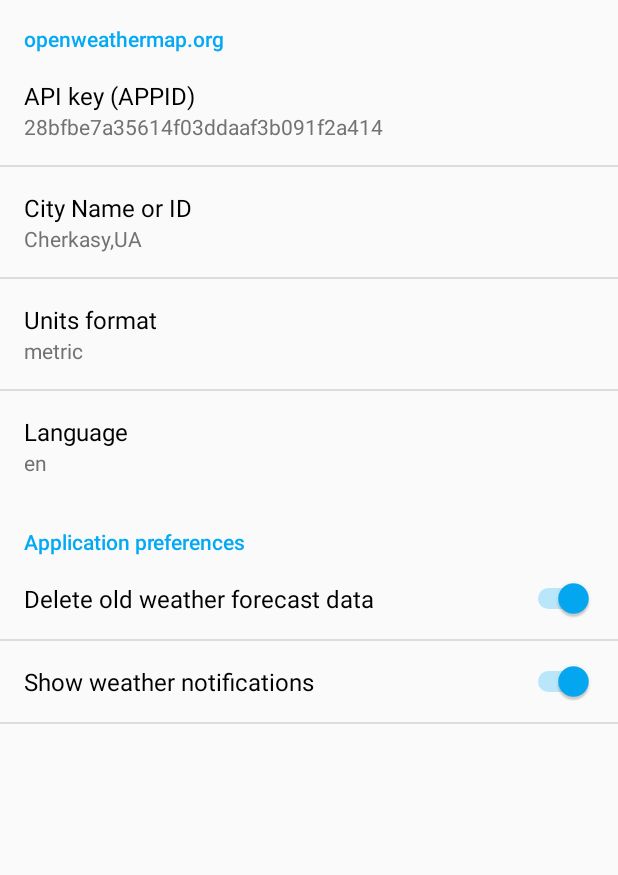
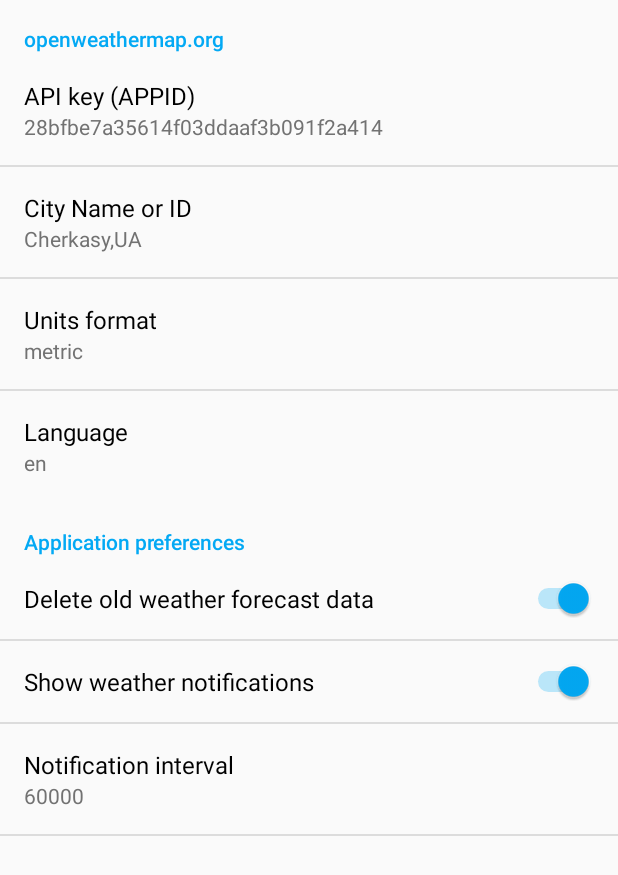
Before and after one commit to trigor74/weatherviewer, an Android app: the fragment AppPreferencesFragment shown on its own in the app's theme, on a phone screen of 412 x 824 dp. Shown: the top 875 px of the screen. Run offline under Robolectric (Android 15) with nearby library versions, the phone set to English and light mode, and no system bars.

Commit message:
Added notification interval preference

```diff
--- a/app/src/main/java/com/itrifonov/weatherviewer/activities/MainActivity.java
+++ b/app/src/main/java/com/itrifonov/weatherviewer/activities/MainActivity.java
@@ -17,7 +17,7 @@
 import com.itrifonov.weatherviewer.fragments.ForecastDetailFragment;
 import com.itrifonov.weatherviewer.fragments.ForecastListFragment;
 import com.itrifonov.weatherviewer.interfaces.IOnListItemSelectedListener;
-import com.itrifonov.weatherviewer.services.interfaces.IServiceHelperCallbackListener;
+import com.itrifonov.weatherviewer.interfaces.IServiceHelperCallbackListener;
 import com.itrifonov.weatherviewer.services.ServiceHelper;
 import com.itrifonov.weatherviewer.weatherapi.models.ForecastListItem;
 
--- a/app/src/main/java/com/itrifonov/weatherviewer/fragments/AppPreferencesFragment.java
+++ b/app/src/main/java/com/itrifonov/weatherviewer/fragments/AppPreferencesFragment.java
@@ -17,14 +17,26 @@
         addPreferencesFromResource(R.xml.preferences);
 
         SharedPreferences preferences = PreferenceManager.getDefaultSharedPreferences(getActivity().getApplicationContext());
+
         findPreference(getString(R.string.settings_appid_key))
-                .setSummary(preferences.getString(getString(R.string.settings_appid_key), getString(R.string.settings_appid_default)));
+                .setSummary(preferences.getString(getString(R.string.settings_appid_key),
+                        getString(R.string.settings_appid_default)));
+
         findPreference(getString(R.string.settings_city_key))
-                .setSummary(preferences.getString(getString(R.string.settings_city_key), getString(R.string.settings_city_default)));
+                .setSummary(preferences.getString(getString(R.string.settings_city_key),
+                        getString(R.string.settings_city_default)));
+
         findPreference(getString(R.string.settings_units_key))
-                .setSummary(preferences.getString(getString(R.string.settings_units_key), getString(R.string.settings_units_default)));
+                .setSummary(preferences.getString(getString(R.string.settings_units_key),
+                        getString(R.string.settings_units_default)));
+
         findPreference(getString(R.string.settings_language_key))
-                .setSummary(preferences.getString(getString(R.string.settings_language_key), getString(R.string.settings_language_default)));
+                .setSummary(preferences.getString(getString(R.string.settings_language_key),
+                        getString(R.string.settings_language_default)));
+
+        findPreference(getString(R.string.settings_notification_interval_key))
+                .setSummary(preferences.getString(getString(R.string.settings_notification_interval_key),
+                        getString(R.string.settings_notification_interval_default)));
     }
 
     @Override
@@ -43,11 +55,24 @@
 
     @Override
     public void onSharedPreferenceChanged(SharedPreferences sharedPreferences, String key) {
+        if (key.equals(getString(R.string.settings_appid_key))) {
+            findPreference(key).setSummary(sharedPreferences.getString(key, getString(R.string.settings_appid_default)));
+        }
+        if (key.equals(getString(R.string.settings_city_key))) {
+            findPreference(key).setSummary(sharedPreferences.getString(key, getString(R.string.settings_city_default)));
+        }
+        if (key.equals(getString(R.string.settings_units_key))) {
+            findPreference(key).setSummary(sharedPreferences.getString(key, getString(R.string.settings_units_default)));
+        }
         if (key.equals(getString(R.string.settings_language_key))) {
-            Preference langPref = findPreference(key);
-            langPref.setSummary(sharedPreferences.getString(key, ""));
+            findPreference(key).setSummary(sharedPreferences.getString(key, getString(R.string.settings_language_default)));
         }
-        if (key.equals(getString(R.string.settings_show_notifications_key))) {
+        if (key.equals(getString(R.string.settings_notification_interval_key))) {
+            findPreference(key).setSummary(sharedPreferences.getString(key, getString(R.string.settings_notification_interval_default)));
+
+        }
+        if (key.equals(getString(R.string.settings_show_notifications_key))
+                || key.equals(getString(R.string.settings_notification_interval_key))) { // also if interval has been changed - start service for change timer
             Boolean showNotifications = sharedPreferences.getBoolean(
                     getString(R.string.settings_show_notifications_key),
                     getResources().getBoolean(R.bool.settings_show_notifications_default));
--- a/app/src/main/java/com/itrifonov/weatherviewer/fragments/ForecastListFragment.java
+++ b/app/src/main/java/com/itrifonov/weatherviewer/fragments/ForecastListFragment.java
@@ -14,7 +14,7 @@
 
 import com.itrifonov.weatherviewer.R;
 import com.itrifonov.weatherviewer.interfaces.IOnListItemSelectedListener;
-import com.itrifonov.weatherviewer.services.interfaces.IServiceHelperCallbackListener;
+import com.itrifonov.weatherviewer.interfaces.IServiceHelperCallbackListener;
 import com.itrifonov.weatherviewer.services.ServiceHelper;
 import com.itrifonov.weatherviewer.weatherapi.models.ForecastListItem;
 import com.itrifonov.weatherviewer.adapters.WeatherAdapter;
--- a/app/src/main/java/com/itrifonov/weatherviewer/fragments/InfobarFragment.java
+++ b/app/src/main/java/com/itrifonov/weatherviewer/fragments/InfobarFragment.java
@@ -11,7 +11,7 @@
 import android.widget.TextView;
 
 import com.itrifonov.weatherviewer.R;
-import com.itrifonov.weatherviewer.services.interfaces.IServiceHelperCallbackListener;
+import com.itrifonov.weatherviewer.interfaces.IServiceHelperCallbackListener;
 import com.itrifonov.weatherviewer.services.ServiceHelper;
 
 import java.text.DateFormat;
--- a/app/src/main/java/com/itrifonov/weatherviewer/services/interfaces/IServiceHelperCallbackListener.java
+++ b/app/src/main/java/com/itrifonov/weatherviewer/interfaces/IServiceHelperCallbackListener.java
@@ -1,4 +1,4 @@
-package com.itrifonov.weatherviewer.services.interfaces;
+package com.itrifonov.weatherviewer.interfaces;
 
 import android.os.Bundle;
 
--- a/app/src/main/java/com/itrifonov/weatherviewer/services/ServiceHelper.java
+++ b/app/src/main/java/com/itrifonov/weatherviewer/services/ServiceHelper.java
@@ -6,7 +6,7 @@
 import android.content.IntentFilter;
 import android.os.Bundle;
 
-import com.itrifonov.weatherviewer.services.interfaces.IServiceHelperCallbackListener;
+import com.itrifonov.weatherviewer.interfaces.IServiceHelperCallbackListener;
 
 import java.util.ArrayList;
 
--- a/app/src/main/res/values/preferences.xml
+++ b/app/src/main/res/values/preferences.xml
@@ -26,6 +26,10 @@
     <string name="settings_show_notifications_key">SHOW_NOTIFICATION</string>
     <string name="settings_show_notifications_title">Show weather notifications</string>
     <bool name="settings_show_notifications_default">true</bool>
+    <string name="settings_notification_interval_key">NOTIFICATION_INTERVAL</string>
+    <string name="settings_notification_interval_title">Notification interval</string>
+    <string name="settings_notification_interval_dialog_title">Select notification interval</string>
+    <string name="settings_notification_interval_default">60000</string>
     <string-array name="settings_units_names">
         <item>Standard (Kelvin)</item>
         <item>Metric (Celsius)</item>
@@ -78,6 +82,22 @@
         <item>hr</item>
         <item>ca</item>
     </string-array>
+    <string-array name="settings_notification_interval_names">
+        <item>1 minutes</item>
+        <item>5 minutes</item>
+        <item>10 minutes</item>
+        <item>30 minutes</item>
+        <item>1 hours</item>
+        <item>2 hours</item>
+    </string-array>
+    <string-array name="settings_notification_interval_values">
+        <item>60000</item>
+        <item>300000</item>
+        <item>600000</item>
+        <item>1800000</item>
+        <item>3600000</item>
+        <item>7200000</item>
+    </string-array>
     <string name="last_update_key">LAST_UPDATE</string>
     <string name="current_city_key">CURRENT_CITY</string>
     <string name="current_timestamp_key">CURRENT_TIMESTAMP</string>
--- a/app/src/main/res/xml/preferences.xml
+++ b/app/src/main/res/xml/preferences.xml
@@ -43,5 +43,13 @@
             android:key="@string/settings_show_notifications_key"
             android:title="@string/settings_show_notifications_title"
             android:defaultValue="@bool/settings_show_notifications_default" />
+        <ListPreference
+            android:key="@string/settings_notification_interval_key"
+            android:title="@string/settings_notification_interval_title"
+            android:dialogTitle="@string/settings_notification_interval_dialog_title"
+            android:entries="@array/settings_notification_interval_names"
+            android:entryValues="@array/settings_notification_interval_values"
+            android:defaultValue="@string/settings_notification_interval_default"
+            />
     </PreferenceCategory>
 </PreferenceScreen>
```
Also changed, not shown: app/src/main/java/com/itrifonov/weatherviewer/services/NotificationService.java (+21 -7 lines).
